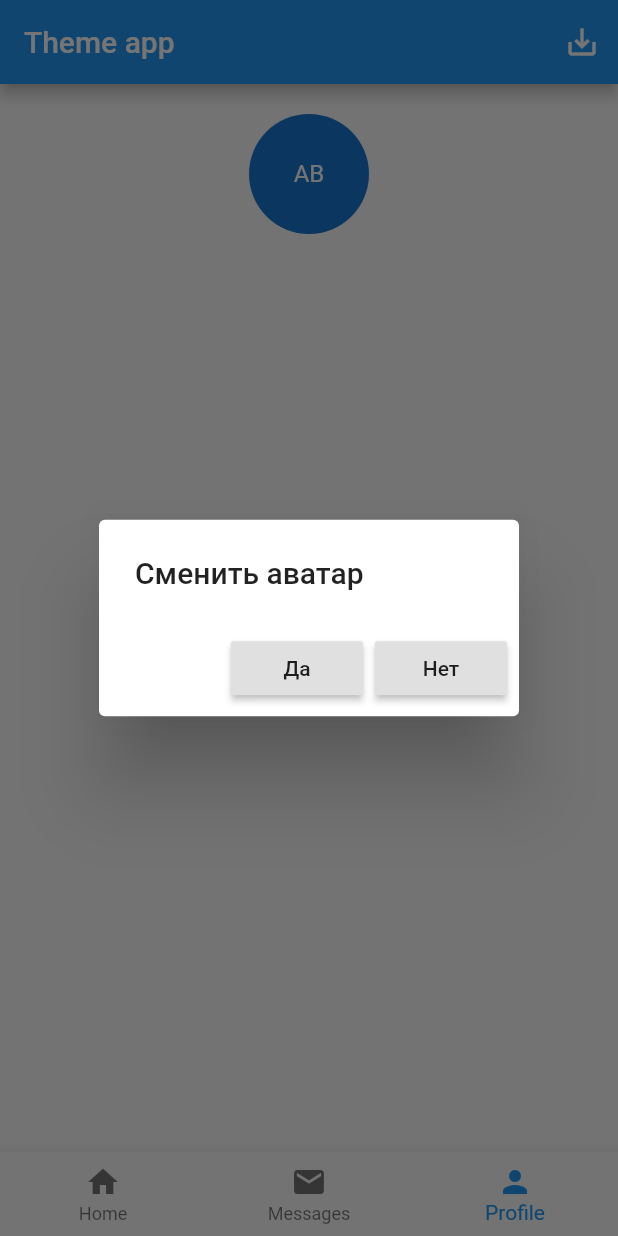
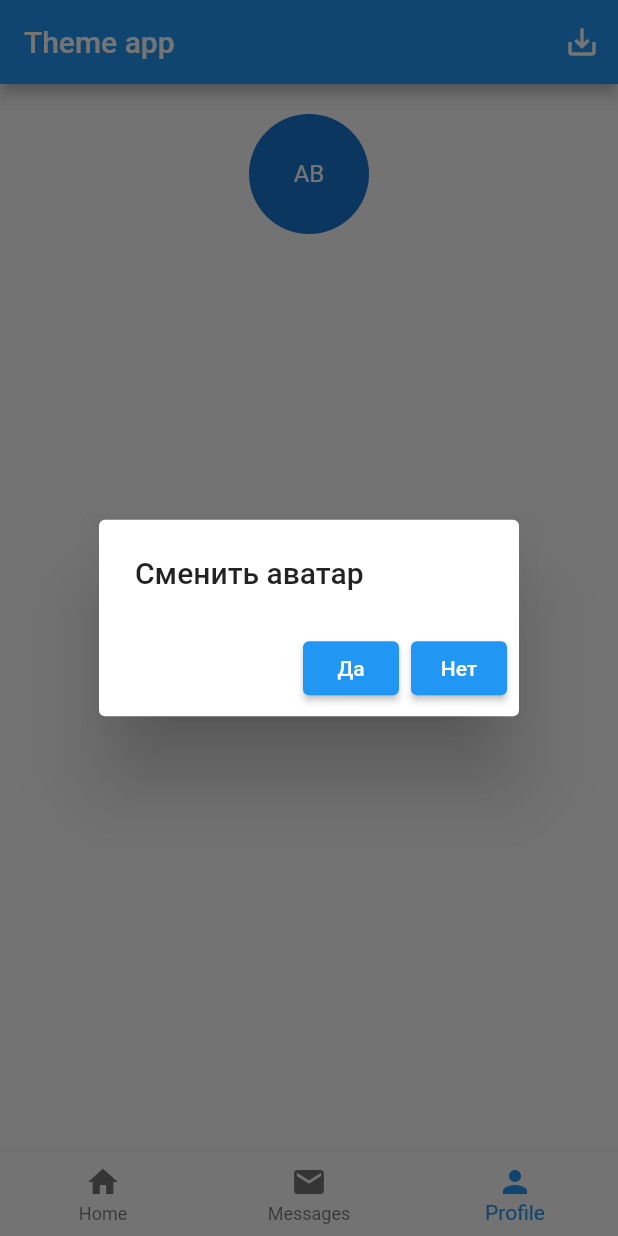
Before and after one commit to ann-who/flutter_course, a Flutter app: the screen it shows after launch, item 3 of the bottom bar chosen, after a tap on "AB", on a phone screen of 412 x 824 dp. Run offline on Flutter 3.47's test engine with Material 2 defaults, Android fonts, the phone set to English and light mode, and no system bars; our stand-ins replace carousel_slider, dio, flutter_bloc, flutter_riverpod, flutter_svg, freezed_annotation and 3 more; project files that could hold a hidden picture were left out.

Commit message:
Update project

```diff
--- a/13_theme/app_theme/lib/main.dart
+++ b/13_theme/app_theme/lib/main.dart
@@ -1,5 +1,4 @@
 import 'package:app_theme/theme.dart';
-import 'package:flutter/cupertino.dart';
 import 'package:flutter/material.dart';
 
 void main() {
@@ -19,14 +18,14 @@ class MyApp extends StatelessWidget {
 }
 
 class MyHomePage extends StatefulWidget {
-  MyHomePage({Key key}) : super(key: key);
+  MyHomePage({Key? key}) : super(key: key);
 
   @override
   _MyHomePageState createState() => _MyHomePageState();
 }
 
 class _MyHomePageState extends State<MyHomePage> with TickerProviderStateMixin {
-  TabController _tabController;
+  late TabController _tabController;
   int _currentTabIndex = 0;
   bool _isLoading = false;
   List<Map<String, Object>> _chips = [
@@ -67,15 +66,15 @@ class _MyHomePageState extends State<MyHomePage> with TickerProviderStateMixin {
         items: [
           BottomNavigationBarItem(
             icon: Icon(Icons.home),
-            title: Text('Home'),
+            label: 'Home',
           ),
           BottomNavigationBarItem(
             icon: Icon(Icons.mail),
-            title: Text('Messages'),
+            label: 'Messages',
           ),
           BottomNavigationBarItem(
             icon: Icon(Icons.person),
-            title: Text('Profile'),
+            label: 'Profile',
           )
         ],
       ),
@@ -87,7 +86,7 @@ class _MyHomePageState extends State<MyHomePage> with TickerProviderStateMixin {
             children: <Widget>[
               Text(
                 'Список товаров',
-                style: Theme.of(context).textTheme.headline4,
+                style: Theme.of(context).textTheme.headlineLarge,
               ),
               Padding(
                 padding: const EdgeInsets.symmetric(horizontal: 12),
@@ -101,7 +100,7 @@ class _MyHomePageState extends State<MyHomePage> with TickerProviderStateMixin {
                         ),
                       ),
                     ),
-                    RaisedButton(
+                    ElevatedButton(
                       child: Text('Заказать товар'),
                       onPressed: () async {
                         setState(() => _isLoading = true);
@@ -163,8 +162,8 @@ class _MyHomePageState extends State<MyHomePage> with TickerProviderStateMixin {
                               item['isSelect'] = v;
                             });
                           },
-                          selected: item['isSelect'],
-                          label: Text(item['name']),
+                          selected: item['isSelect'] as bool,
+                          label: Text(item['name'] as String),
                         ),
                       )
                       .toList(),
@@ -185,15 +184,16 @@ class _MyHomePageState extends State<MyHomePage> with TickerProviderStateMixin {
                   onTap: () {
                     showDialog(
                       context: context,
-                      child: AlertDialog(
+                      builder: (BuildContext context) {
+                        return AlertDialog(
                           actions: [
-                          RaisedButton(
+                            ElevatedButton(
                               child: Text('Да'),
                               onPressed: () async {
                                 Navigator.of(context).pop();
                               },
                             ),
-                          RaisedButton(
+                            ElevatedButton(
                               child: Text('Нет'),
                               onPressed: () async {
                                 Navigator.of(context).pop();
@@ -201,7 +201,8 @@ class _MyHomePageState extends State<MyHomePage> with TickerProviderStateMixin {
                             )
                           ],
                           title: Text('Сменить аватар'),
-                      ),
+                        );
+                      },
                     );
                   },
                   child: CircleAvatar(
--- a/13_theme/app_theme/pubspec.yaml
+++ b/13_theme/app_theme/pubspec.yaml
@@ -18,7 +18,7 @@ publish_to: "none" # Remove this line if you wish to publish to pub.dev
 version: 1.0.0+1
 
 environment:
-  sdk: ">=2.7.0 <3.0.0"
+  sdk: '>=3.1.3 <4.0.0'
 
 dependencies:
   flutter:
@@ -26,7 +26,7 @@ dependencies:
 
   # The following adds the Cupertino Icons font to your application.
   # Use with the CupertinoIcons class for iOS style icons.
-  cupertino_icons: ^0.1.3
+  cupertino_icons: ^1.0.2
 
 dev_dependencies:
   flutter_test:
```
Also changed, not shown: 13_theme/app_theme/pubspec.lock, 6 other files. Lines whose indentation alone changed are shown as unchanged.
